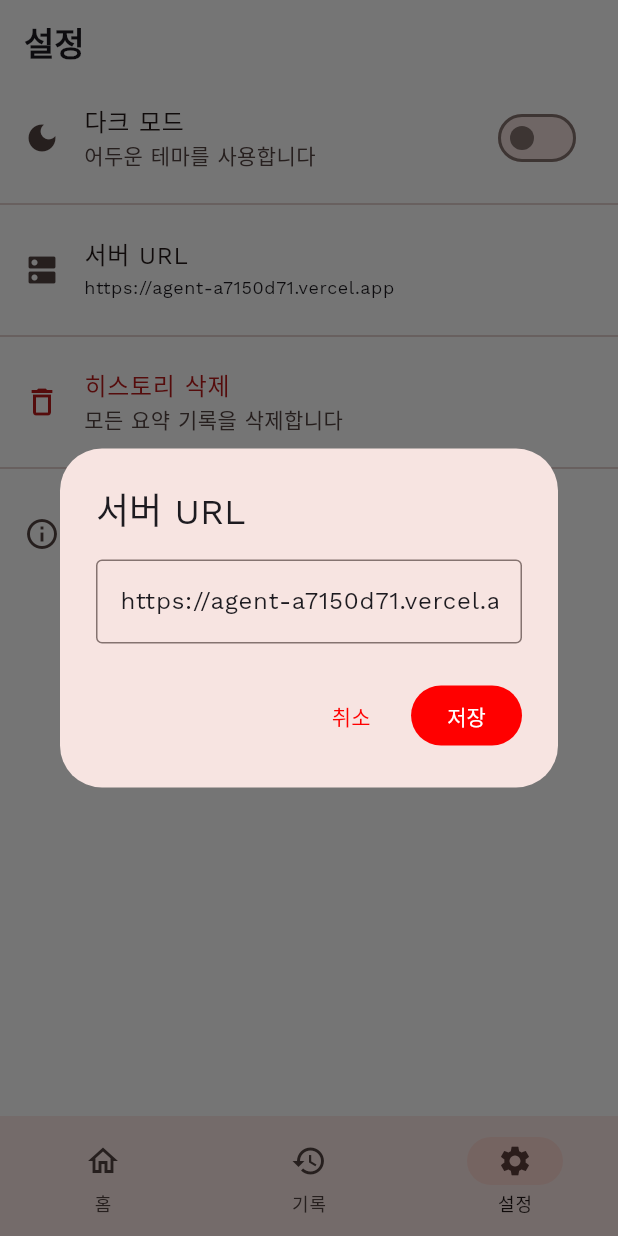
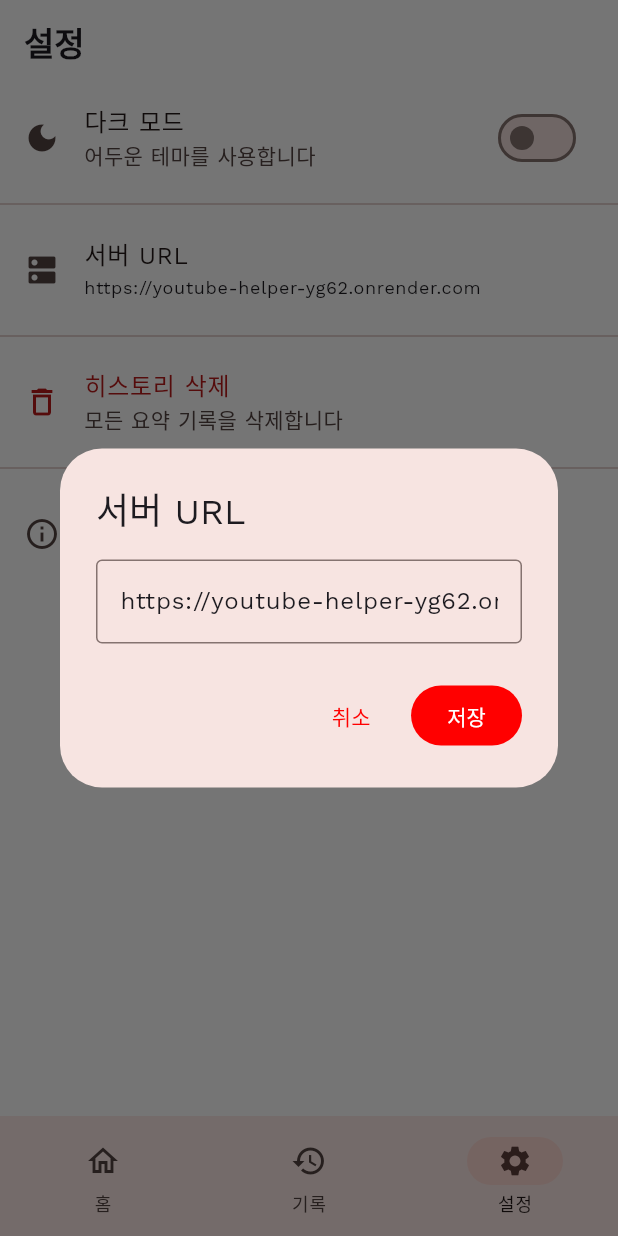
Before and after one commit to kangraemin/youtube-helper, a Flutter app: the SettingsScreen screen opened by its route, after a tap on "서버 URL", on a phone screen of 412 x 824 dp. Run offline on Flutter 3.47's test engine with Material 3 defaults, Android fonts, the phone set to English and light mode, and no system bars; our stand-ins replace flutter_markdown, flutter_riverpod, freezed_annotation, go_router, google_fonts, hive_flutter; accounts and stored records are empty.

Commit message:
chore: 기본 서버 URL을 Render로 변경

```diff
--- a/app/lib/core/constants/api_constants.dart
+++ b/app/lib/core/constants/api_constants.dart
@@ -1,7 +1,7 @@
 class ApiConstants {
   ApiConstants._();
 
-  static const defaultServerUrl = 'https://agent-a7150d71.vercel.app';
+  static const defaultServerUrl = 'https://youtube-helper-yg62.onrender.com';
   static const transcriptEndpoint = '/api/transcript';
   static const summarizeEndpoint = '/api/v1/summarize';
   static const chatEndpoint = '/api/v1/chat';
```
